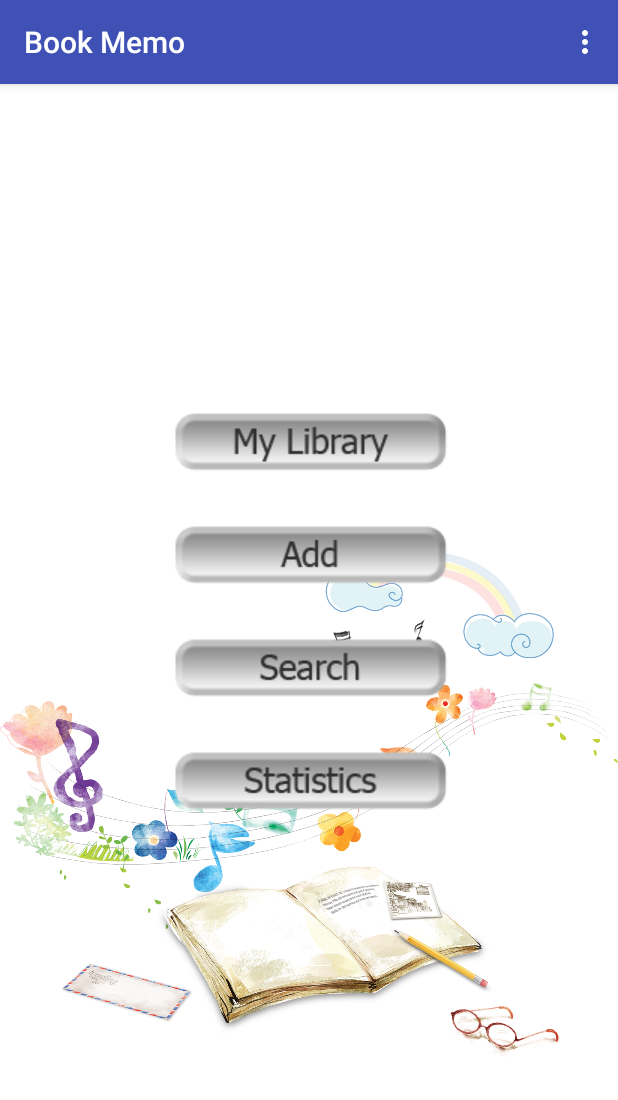
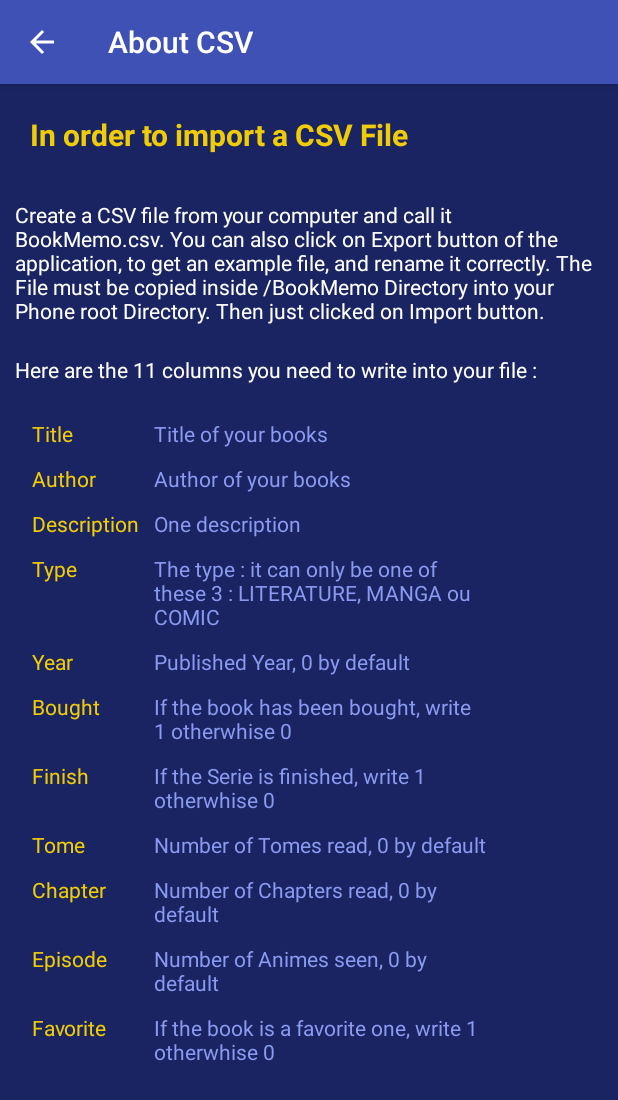
Before and after one commit to PaulineKlein/BookMemo, an Android app: the screen it shows after launch (MainActivity before the commit, AboutActivity after it), in the options menu, after a tap on "About", on a phone screen of 412 x 824 dp. Shown: the top 1100 px of the screen. Run offline under Robolectric (Android 15) with nearby library versions, the phone set to English and light mode, and no system bars; our stand-ins replace ButterKnife; libraries missing offline, so code that uses them is left out: com.github.mikephil.charting; 51 statements that could not run were skipped.

Commit message:
About Activity

```diff
--- a/app/build.gradle
+++ b/app/build.gradle
@@ -32,8 +32,8 @@
     androidTestImplementation 'com.android.support.test:runner:1.0.2'
     androidTestImplementation 'com.android.support.test.espresso:espresso-core:3.0.2'
     implementation 'com.android.support:recyclerview-v7:27.1.1'
-    compile 'com.android.support:design:27.1.1'
-    compile 'com.github.PhilJay:MPAndroidChart:v2.2.3'
+    implementation 'com.android.support:design:27.1.1'
+    implementation 'com.github.PhilJay:MPAndroidChart:v2.2.3'
     implementation 'com.jakewharton:butterknife:8.8.1'
     annotationProcessor 'com.jakewharton:butterknife-compiler:8.8.1'
     implementation 'com.google.firebase:firebase-core:16.0.1'
--- /dev/null
+++ b/app/src/main/java/com/pklein/bookmemo/AboutActivity.java
@@ -0,0 +1,13 @@
+package com.pklein.bookmemo;
+
+import android.support.v7.app.AppCompatActivity;
+import android.os.Bundle;
+
+public class AboutActivity extends AppCompatActivity {
+
+    @Override
+    protected void onCreate(Bundle savedInstanceState) {
+        super.onCreate(savedInstanceState);
+        setContentView(R.layout.activity_about);
+    }
+}
--- a/app/src/main/java/com/pklein/bookmemo/MainActivity.java
+++ b/app/src/main/java/com/pklein/bookmemo/MainActivity.java
@@ -139,6 +139,11 @@
 
         if (id == R.id.action_about) {
             Log.i(TAG, "action_about ");
+            Intent i = new Intent(getApplicationContext(),AboutActivity.class );
+            i.setFlags(Intent.FLAG_ACTIVITY_NEW_TASK);
+            i.addFlags(Intent.FLAG_ACTIVITY_CLEAR_TOP);
+            getApplicationContext().startActivity(i);
+
             return true;
         }
 
--- /dev/null
+++ b/app/src/main/res/layout/activity_about.xml
@@ -0,0 +1,253 @@
+<?xml version="1.0" encoding="utf-8"?>
+<ScrollView xmlns:android="http://schemas.android.com/apk/res/android"
+    android:id="@+id/ScrollView01"
+    android:layout_width="fill_parent"
+    android:layout_height="fill_parent"
+    android:orientation="vertical"
+    >
+
+    <LinearLayout  android:layout_width="fill_parent"
+        android:layout_height="fill_parent"
+        android:orientation="vertical"
+        android:gravity="left">
+        <TextView
+            android:id="@+id/about_Bigtitle"
+            android:layout_width="wrap_content"
+            android:layout_height="wrap_content"
+            android:textColor="@color/colorGold"
+            android:textStyle="bold"
+            android:textSize="20sp"
+            android:layout_margin="20dp"
+            android:gravity="center"
+            android:text="@string/about_Bigtitle" />
+
+        <TextView
+            android:id="@+id/about_description"
+            android:layout_width="wrap_content"
+            android:layout_height="wrap_content"
+            android:textColor="@color/colorWhite"
+            android:layout_margin="10dp"
+            android:text="@string/about_description" />
+
+        <TextView
+            android:id="@+id/about_columns"
+            android:layout_width="wrap_content"
+            android:layout_height="wrap_content"
+            android:textColor="@color/colorWhite"
+            android:layout_margin="10dp"
+            android:text="@string/about_columns" />
+
+        <TableLayout
+            android:id="@+id/tableLayout"
+            android:layout_width="fill_parent"
+            android:layout_height="fill_parent"
+            android:layout_marginEnd="16dp"
+            android:layout_marginStart="16dp"
+            android:layout_marginTop="8dp"
+            android:layout_marginBottom="8dp"
+            android:orientation="horizontal"
+            >
+
+            <TableRow android:layout_width="wrap_content"
+                android:layout_height="wrap_content"
+                android:padding="5dp">
+                <TextView
+                    android:id="@+id/about_title"
+                    android:layout_width="wrap_content"
+                    android:layout_height="wrap_content"
+                    android:textColor="@color/colorGold"
+                    android:text="@string/about_title" />
+                <TextView
+                    android:id="@+id/about_title_desc"
+                    android:layout_width="0dp"
+                    android:layout_height="wrap_content"
+                    android:layout_marginLeft="10dp"
+                    android:textColor="@color/colorBluePale"
+                    android:text="@string/about_title_desc" />
+            </TableRow>
+
+            <TableRow android:layout_width="wrap_content"
+                android:layout_height="wrap_content"
+                android:padding="5dp">
+                <TextView
+                    android:id="@+id/about_author"
+                    android:layout_width="wrap_content"
+                    android:layout_height="wrap_content"
+                    android:textColor="@color/colorGold"
+                    android:text="@string/about_author" />
+                <TextView
+                    android:id="@+id/about_author_desc"
+                    android:layout_width="0dp"
+                    android:layout_height="wrap_content"
+                    android:layout_marginLeft="10dp"
+                    android:textColor="@color/colorBluePale"
+                    android:text="@string/about_author_desc" />
+            </TableRow>
+
+            <TableRow android:layout_width="wrap_content"
+                android:layout_height="wrap_content"
+                android:padding="5dp">
+                <TextView
+                    android:id="@+id/about_desc"
+                    android:layout_width="wrap_content"
+                    android:layout_height="wrap_content"
+                    android:textColor="@color/colorGold"
+                    android:text="@string/about_desc" />
+                <TextView
+                    android:id="@+id/about_desc_desc"
+                    android:layout_width="0dp"
+                    android:layout_height="wrap_content"
+                    android:layout_marginLeft="10dp"
+                    android:textColor="@color/colorBluePale"
+                    android:text="@string/about_desc_desc" />
+            </TableRow>
+
+            <TableRow android:layout_width="wrap_content"
+                android:layout_height="wrap_content"
+                android:padding="5dp">
+                <TextView
+                    android:id="@+id/about_Type"
+                    android:layout_width="wrap_content"
+                    android:layout_height="wrap_content"
+                    android:textColor="@color/colorGold"
+                    android:text="@string/about_Type" />
+                <TextView
+                    android:id="@+id/about_Type_desc"
+                    android:layout_width="0dp"
+                    android:layout_height="wrap_content"
+                    android:layout_marginLeft="10dp"
+                    android:textColor="@color/colorBluePale"
+                    android:text="@string/about_Type_desc" />
+            </TableRow>
+
+            <TableRow android:layout_width="wrap_content"
+                android:layout_height="wrap_content"
+                android:padding="5dp">
+                <TextView
+                    android:id="@+id/about_year"
+                    android:layout_width="wrap_content"
+                    android:layout_height="wrap_content"
+                    android:textColor="@color/colorGold"
+                    android:text="@string/about_year" />
+                <TextView
+                    android:id="@+id/about_year_desc"
+                    android:layout_width="0dp"
+                    android:layout_height="wrap_content"
+                    android:layout_marginLeft="10dp"
+                    android:textColor="@color/colorBluePale"
+                    android:text="@string/about_year_desc" />
+            </TableRow>
+
+            <TableRow android:layout_width="wrap_content"
+                android:layout_height="wrap_content"
+                android:padding="5dp">
+                <TextView
+                    android:id="@+id/about_bought"
+                    android:layout_width="wrap_content"
+                    android:layout_height="wrap_content"
+                    android:textColor="@color/colorGold"
+                    android:text="@string/about_bought" />
+                <TextView
+                    android:id="@+id/about_bought_desc"
+                    android:layout_width="0dp"
+                    android:layout_height="wrap_content"
+                    android:layout_marginLeft="10dp"
+                    android:textColor="@color/colorBluePale"
+                    android:text="@string/about_bought_desc" />
+            </TableRow>
+
+            <TableRow android:layout_width="wrap_content"
+                android:layout_height="wrap_content"
+                android:padding="5dp">
+                <TextView
+                    android:id="@+id/about_Finish"
+                    android:layout_width="wrap_content"
+                    android:layout_height="wrap_content"
+                    android:textColor="@color/colorGold"
+                    android:text="@string/about_Finish" />
+                <TextView
+                    android:id="@+id/about_Finish_desc"
+                    android:layout_width="0dp"
+                    android:layout_height="wrap_content"
+                    android:layout_marginLeft="10dp"
+                    android:textColor="@color/colorBluePale"
+                    android:text="@string/about_Finish_desc" />
+            </TableRow>
+
+            <TableRow android:layout_width="wrap_content"
+                android:layout_height="wrap_content"
+                android:padding="5dp">
+                <TextView
+                    android:id="@+id/about_Tome"
+                    android:layout_width="wrap_content"
+                    android:layout_height="wrap_content"
+                    android:textColor="@color/colorGold"
+                    android:text="@string/about_Tome" />
+                <TextView
+                    android:id="@+id/about_Tome_desc"
+                    android:layout_width="wrap_content"
+                    android:layout_height="wrap_content"
+                    android:layout_marginLeft="10dp"
+                    android:textColor="@color/colorBluePale"
+                    android:text="@string/about_Tome_desc" />
+            </TableRow>
+
+            <TableRow android:layout_width="wrap_content"
+                android:layout_height="wrap_content"
+                android:padding="5dp">
+                <TextView
+                    android:id="@+id/about_Chapter"
+                    android:layout_width="wrap_content"
+                    android:layout_height="wrap_content"
+                    android:textColor="@color/colorGold"
+                    android:text="@string/about_Chapter" />
+                <TextView
+                    android:id="@+id/about_Chapter_desc"
+                    android:layout_width="0dp"
+                    android:layout_height="wrap_content"
+                    android:layout_marginLeft="10dp"
+                    android:textColor="@color/colorBluePale"
+                    android:text="@string/about_Chapter_desc" />
+            </TableRow>
+
+            <TableRow android:layout_width="wrap_content"
+                android:layout_height="wrap_content"
+                android:padding="5dp">
+                <TextView
+                    android:id="@+id/about_Episode"
+                    android:layout_width="wrap_content"
+                    android:layout_height="wrap_content"
+
+                    android:textColor="@color/colorGold"
+                    android:text="@string/about_Episode" />
+                <TextView
+                    android:id="@+id/about_Episode_desc"
+                    android:layout_width="0dp"
+                    android:layout_height="wrap_content"
+                    android:layout_marginLeft="10dp"
+                    android:textColor="@color/colorBluePale"
+                    android:text="@string/about_Episode_desc" />
+            </TableRow>
+
+            <TableRow android:layout_width="wrap_content"
+                android:layout_height="wrap_content"
+                android:padding="5dp">
+                <TextView
+                    android:id="@+id/about_Favorite"
+                    android:layout_width="wrap_content"
+                    android:layout_height="wrap_content"
+                    android:textColor="@color/colorGold"
+                    android:text="@string/about_Favorite" />
+                <TextView
+                    android:id="@+id/about_Favorite_desc"
+                    android:layout_width="0dp"
+                    android:layout_height="wrap_content"
+                    android:layout_marginLeft="10dp"
+                    android:textColor="@color/colorBluePale"
+                    android:text="@string/about_Favorite_desc" />
+            </TableRow>
+        </TableLayout>
+
+    </LinearLayout>
+
+</ScrollView>
--- a/app/src/main/res/values/strings.xml
+++ b/app/src/main/res/values/strings.xml
@@ -97,4 +97,34 @@
     <string name="manga_bought">Manga bought</string>
     <string name="anime_seen">Anime Seen</string>
     <string name="count">Number of elements</string>
+
+    <!-- ABOUT -->
+    <string name="action_about_title">About CSV</string>
+    <string name="about_Bigtitle">In order to import a CSV File</string>
+    <string name="about_description">Create a CSV file from your computer and call it BookMemo.csv.
+        You can also click on Export button of the application, to get an example file, and rename it correctly.
+        The File must be copied inside /BookMemo Directory into your Phone root Directory. Then just clicked on Import button.</string>
+    <string name="about_columns">Here are the 11 columns you need to write into your file :</string>
+    <string name="about_title">Title</string>
+    <string name="about_title_desc">Title of your books</string>
+    <string name="about_author">Author</string>
+    <string name="about_author_desc">Author of your books</string>
+    <string name="about_desc">Description</string>
+    <string name="about_desc_desc">One description</string>
+    <string name="about_Type">Type</string>
+    <string name="about_Type_desc">The type : it can only be one of these 3 : LITERATURE, MANGA ou COMIC</string>
+    <string name="about_year">Year</string>
+    <string name="about_year_desc">Published Year, 0 by default</string>
+    <string name="about_bought">Bought</string>
+    <string name="about_bought_desc">If the book has been bought, write 1 otherwhise 0</string>
+    <string name="about_Finish">Finish</string>
+    <string name="about_Finish_desc">If the Serie is finished, write 1 otherwhise 0</string>
+    <string name="about_Tome">Tome</string>
+    <string name="about_Tome_desc">Number of Tomes read, 0 by default</string>
+    <string name="about_Chapter">Chapter</string>
+    <string name="about_Chapter_desc">Number of Chapters read, 0 by default</string>
+    <string name="about_Episode">Episode</string>
+    <string name="about_Episode_desc">Number of Animes seen, 0 by default</string>
+    <string name="about_Favorite">Favorite</string>
+    <string name="about_Favorite_desc">If the book is a favorite one, write 1 otherwhise 0</string>
 </resources>
```
Also changed, not shown: app/src/main/AndroidManifest.xml (+10 -2 lines), 1 other file.
